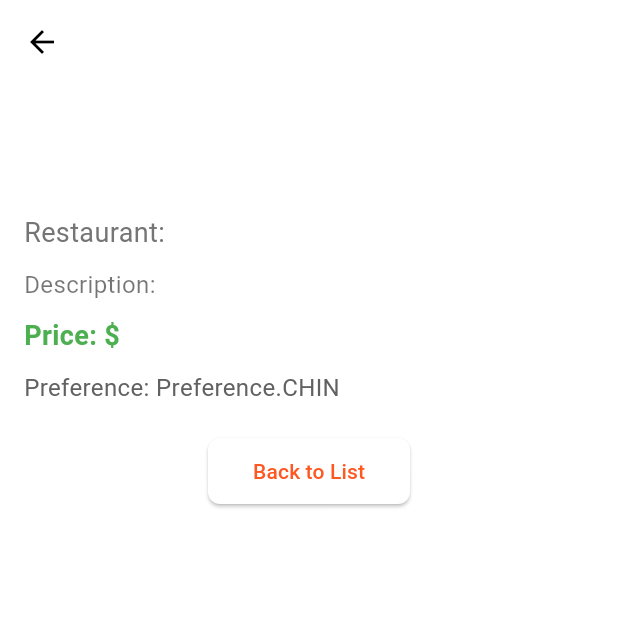
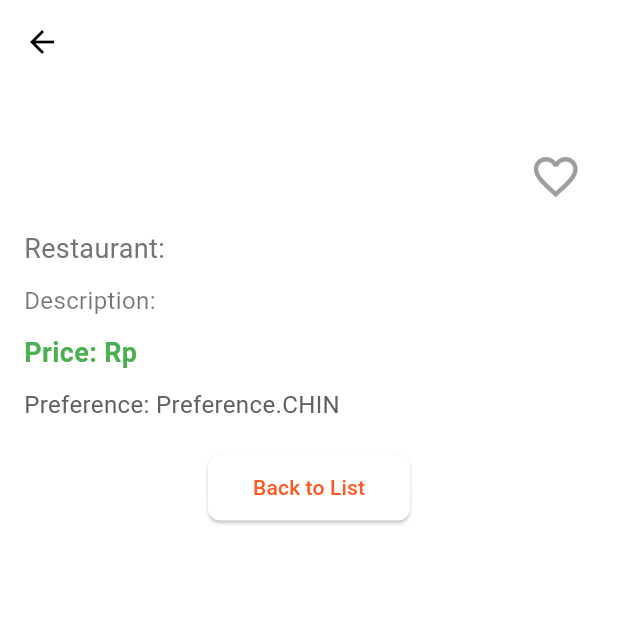
Before and after one commit to grup-1-pbp/mangan-yuk-mobile, a Flutter app: the FoodDetailPage screen opened directly with empty values, on a phone screen of 412 x 824 dp, the top half of it. Run offline on Flutter 3.47's test engine with Material 3 defaults, Android fonts, the phone set to English and light mode, and no system bars; missing offline and left inert: pbp_django_auth.

Commit message:
fitur bookmark

```diff
--- /dev/null
+++ b/lib/models/bookmark_model.dart
@@ -0,0 +1,42 @@
+import 'dart:convert';
+import 'package:mangan_yuk_mobile/models/food_entry.dart';
+
+class BookmarkModel {
+  String id;
+  FoodEntry food;
+  bool isBookmarked;
+
+  static List<FoodEntry> _bookmarkedFoods = [];
+
+  BookmarkModel({
+    required this.id,
+    required this.food,
+    this.isBookmarked = false,
+  });
+
+  // Existing JSON methods
+  factory BookmarkModel.fromJson(Map<String, dynamic> json) => BookmarkModel(
+        id: json["id"],
+        food: FoodEntry.fromJson(json["food"]),
+        isBookmarked: json["is_bookmarked"] ?? false,
+      );
+
+  Map<String, dynamic> toJson() => {
+        "id": id,
+        "food": food.toJson(),
+        "is_bookmarked": isBookmarked,
+      };
+
+  // Added BookmarkService methods
+  static List<FoodEntry> getBookmarkedFoods() {
+    return _bookmarkedFoods;
+  }
+
+  static void toggleBookmark(FoodEntry food) {
+    if (_bookmarkedFoods.contains(food)) {
+      _bookmarkedFoods.remove(food);
+    } else {
+      _bookmarkedFoods.add(food);
+    }
+  }
+}
--- a/lib/models/food_entry.dart
+++ b/lib/models/food_entry.dart
@@ -1,12 +1,10 @@
-// To parse this JSON data, do
-//
-//     final FoodEntry = FoodEntryFromJson(jsonString);
-
 import 'dart:convert';
 
-List<FoodEntry> FoodEntryFromJson(String str) => List<FoodEntry>.from(json.decode(str).map((x) => FoodEntry.fromJson(x)));
+List<FoodEntry> FoodEntryFromJson(String str) =>
+    List<FoodEntry>.from(json.decode(str).map((x) => FoodEntry.fromJson(x)));
 
-String FoodEntryToJson(List<FoodEntry> data) => json.encode(List<dynamic>.from(data.map((x) => x.toJson())));
+String FoodEntryToJson(List<FoodEntry> data) =>
+    json.encode(List<dynamic>.from(data.map((x) => x.toJson())));
 
 class FoodEntry {
     String name;
@@ -16,6 +14,7 @@ class FoodEntry {
     Preference preference;
     String deskripsi;
     String imageUrl;
+    bool isBookmarked; // Tambahkan field ini
 
     FoodEntry({
         required this.name,
@@ -25,6 +24,7 @@ class FoodEntry {
         required this.preference,
         required this.deskripsi,
         required this.imageUrl,
+        this.isBookmarked = false, // Default value untuk field baru
     });
 
     factory FoodEntry.fromJson(Map<String, dynamic> json) => FoodEntry(
@@ -35,6 +35,7 @@ class FoodEntry {
         preference: preferenceValues.map[json["preference"]]!,
         deskripsi: json["deskripsi"],
         imageUrl: json["image_url"],
+        isBookmarked: json["is_bookmarked"] ?? false, // Menangani JSON dengan isBookmarked
     );
 
     Map<String, dynamic> toJson() => {
@@ -45,20 +46,12 @@ class FoodEntry {
         "preference": preferenceValues.reverse[preference],
         "deskripsi": deskripsi,
         "image_url": imageUrl,
+        "is_bookmarked": isBookmarked, // Menyertakan dalam serialisasi JSON
     };
 }
 
 enum Preference {
-    CHIN,
-    CHINESE,
-    INDIAN,
-    INDO,
-    INDONESIA,
-    JAPANESE,
-    JEPANG,
-    PREFERENCE_WESTERN,
-    WEST,
-    WESTERN
+    CHIN, CHINESE, INDIAN, INDO, INDONESIA, JAPANESE, JEPANG, PREFERENCE_WESTERN, WEST, WESTERN
 }
 
 final preferenceValues = EnumValues({
@@ -81,7 +74,7 @@ class EnumValues<T> {
     EnumValues(this.map);
 
     Map<T, String> get reverse {
-            reverseMap = map.map((k, v) => MapEntry(v, k));
-            return reverseMap;
+        reverseMap = map.map((k, v) => MapEntry(v, k));
+        return reverseMap;
     }
 }
--- a/lib/screens/artikel_detail_page.dart
+++ b/lib/screens/artikel_detail_page.dart
@@ -1,90 +1,87 @@
-import 'package:flutter/material.dart';
-import 'package:mangan_yuk_mobile/models/artikel_entry.dart';
+// To parse this JSON data, do
+//
+//     final FoodEntry = FoodEntryFromJson(jsonString);
 
-class ArtikelDetailPage extends StatelessWidget {
-  final ArtikelEntry artikel;
+import 'dart:convert';
 
-  const ArtikelDetailPage({super.key, required this.artikel});
+List<FoodEntry> FoodEntryFromJson(String str) => List<FoodEntry>.from(json.decode(str).map((x) => FoodEntry.fromJson(x)));
 
-  @override
-  Widget build(BuildContext context) {
-    return Scaffold(
-      appBar: AppBar(
-        title: Text(artikel.fields.judul),
-      ),
-      body: Padding(
-        padding: const EdgeInsets.all(16.0),
-        child: ListView(
-          children: [
-            // Gambar Makanan
-            if (artikel.fields.gambarUrl != null && artikel.fields.gambarUrl!.isNotEmpty)
-              Container(
-                height: 250,
-                decoration: BoxDecoration(
-                  borderRadius: BorderRadius.circular(12),
-                  boxShadow: [
-                    BoxShadow(
-                      color: Colors.black26,
-                      blurRadius: 8,
-                      offset: Offset(0, 4),
-                    ),
-                  ],
-                ),
-                child: ClipRRect(
-                  borderRadius: BorderRadius.circular(12),
-                  child: Image.network(
-                    artikel.fields.gambarUrl!,
-                    fit: BoxFit.cover,
-                    width: double.infinity,
-                  ),
-                ),
-              ),
-            const SizedBox(height: 20),
+String FoodEntryToJson(List<FoodEntry> data) => json.encode(List<dynamic>.from(data.map((x) => x.toJson())));
 
-            // Detail Nama Makanan
-            Text(
-              artikel.fields.judul,
-              style: const TextStyle(
-                fontSize: 28,
-                fontWeight: FontWeight.bold,
-                color: Colors.black87,
-              ),
-            ),
-            const SizedBox(height: 10),
+class FoodEntry {
+    String name;
+    String id;
+    String restaurant;
+    String price;
+    Preference preference;
+    String deskripsi;
+    String imageUrl;
 
+    FoodEntry({
+        required this.name,
+        required this.id,
+        required this.restaurant,
+        required this.price,
+        required this.preference,
+        required this.deskripsi,
+        required this.imageUrl,
+    });
 
+    factory FoodEntry.fromJson(Map<String, dynamic> json) => FoodEntry(
+        name: json["name"],
+        id: json["id"],
+        restaurant: json["restaurant"],
+        price: json["price"],
+        preference: preferenceValues.map[json["preference"]]!,
+        deskripsi: json["deskripsi"],
+        imageUrl: json["image_url"],
+    );
 
-            // isi Makanan
-            Text(
-              "Description: ${artikel.fields.isi}",
-              style: const TextStyle(
-                fontSize: 16,
-                color: Colors.black54,
-              ),
-            ),
-            const SizedBox(height: 10),
+    Map<String, dynamic> toJson() => {
+        "name": name,
+        "id": id,
+        "restaurant": restaurant,
+        "price": price,
+        "preference": preferenceValues.reverse[preference],
+        "deskripsi": deskripsi,
+        "image_url": imageUrl,
+    };
+}
 
+enum Preference {
+    CHIN,
+    CHINESE,
+    INDIAN,
+    INDO,
+    INDONESIA,
+    JAPANESE,
+    JEPANG,
+    PREFERENCE_WESTERN,
+    WEST,
+    WESTERN
+}
 
+final preferenceValues = EnumValues({
+    "Chin": Preference.CHIN,
+    "Chinese": Preference.CHINESE,
+    "Indian": Preference.INDIAN,
+    "Indo": Preference.INDO,
+    "Indonesia": Preference.INDONESIA,
+    "Japanese": Preference.JAPANESE,
+    "Jepang": Preference.JEPANG,
+    "western": Preference.PREFERENCE_WESTERN,
+    "West": Preference.WEST,
+    "Western": Preference.WESTERN
+});
 
-            // Tombol Kembali
-            Align(
-              alignment: Alignment.bottomCenter,
-              child: ElevatedButton(
-                onPressed: () {
-                  Navigator.pop(context);
-                },
-                child: const Text("Back to List"),
-                style: ElevatedButton.styleFrom(
-                  padding: const EdgeInsets.symmetric(horizontal: 30, vertical: 12),
-                  shape: RoundedRectangleBorder(
-                    borderRadius: BorderRadius.circular(8),
-                  ),
-                ),
-              ),
-            ),
-          ],
-        ),
-      ),
-    );
-  }
+class EnumValues<T> {
+    Map<String, T> map;
+    late Map<T, String> reverseMap;
+
+    EnumValues(this.map);
+
+    Map<T, String> get reverse {
+            reverseMap = map.map((k, v) => MapEntry(v, k));
+            return reverseMap;
+    }
 }
--- a/lib/screens/food_detail_page.dart
+++ b/lib/screens/food_detail_page.dart
@@ -1,23 +1,29 @@
 import 'package:flutter/material.dart';
 import 'package:mangan_yuk_mobile/models/food_entry.dart';
+import 'package:mangan_yuk_mobile/widgets/bookmark_button.dart';
+import 'package:mangan_yuk_mobile/models/bookmark_model.dart';
 
-class FoodDetailPage extends StatelessWidget {
+class FoodDetailPage extends StatefulWidget {
   final FoodEntry food;
 
   const FoodDetailPage({super.key, required this.food});
 
   @override
+  State<FoodDetailPage> createState() => _FoodDetailPageState();
+}
+
+class _FoodDetailPageState extends State<FoodDetailPage> {
+  @override
   Widget build(BuildContext context) {
     return Scaffold(
       appBar: AppBar(
-        title: Text(food.name),
+        title: Text(widget.food.name),
       ),
       body: Padding(
         padding: const EdgeInsets.all(16.0),
         child: ListView(
           children: [
-            // Gambar Makanan
-            if (food.imageUrl != null && food.imageUrl!.isNotEmpty)
+            if (widget.food.imageUrl != null && widget.food.imageUrl.isNotEmpty)
               Container(
                 height: 250,
                 decoration: BoxDecoration(
@@ -33,7 +39,7 @@ class FoodDetailPage extends StatelessWidget {
                 child: ClipRRect(
                   borderRadius: BorderRadius.circular(12),
                   child: Image.network(
-                    food.imageUrl!,
+                    widget.food.imageUrl,
                     fit: BoxFit.cover,
                     width: double.infinity,
                   ),
@@ -41,20 +47,35 @@ class FoodDetailPage extends StatelessWidget {
               ),
             const SizedBox(height: 20),
 
-            // Detail Nama Makanan
-            Text(
-              food.name,
-              style: const TextStyle(
-                fontSize: 28,
-                fontWeight: FontWeight.bold,
-                color: Colors.black87,
-              ),
+            Row(
+              mainAxisAlignment: MainAxisAlignment.spaceBetween,
+              children: [
+                Expanded(
+                  child: Text(
+                    widget.food.name,
+                    style: const TextStyle(
+                      fontSize: 28,
+                      fontWeight: FontWeight.bold,
+                      color: Colors.black87,
+                    ),
+                  ),
+                ),
+                BookmarkButton(
+                  foodId: widget.food.id,
+                  isBookmarked: widget.food.isBookmarked,
+                  onToggle: (isBookmarked) {
+                    setState(() {
+                      widget.food.isBookmarked = isBookmarked;
+                      BookmarkModel.toggleBookmark(widget.food);
+                    });
+                  },
+                ),
+              ],
             ),
             const SizedBox(height: 10),
 
-            // Restaurant
             Text(
-              "Restaurant: ${food.restaurant}",
+              "Restaurant: ${widget.food.restaurant}",
               style: TextStyle(
                 fontSize: 18,
                 color: Colors.grey[600],
@@ -62,9 +83,8 @@ class FoodDetailPage extends StatelessWidget {
             ),
             const SizedBox(height: 10),
 
-            // Deskripsi Makanan
             Text(
-              "Description: ${food.deskripsi}",
+              "Description: ${widget.food.deskripsi}",
               style: const TextStyle(
                 fontSize: 16,
                 color: Colors.black54,
@@ -72,9 +92,8 @@ class FoodDetailPage extends StatelessWidget {
             ),
             const SizedBox(height: 10),
 
-            // Price
             Text(
-              "Price: \$${food.price}",
+              "Price: Rp${widget.food.price}",
               style: const TextStyle(
                 fontSize: 18,
                 fontWeight: FontWeight.bold,
@@ -83,9 +102,8 @@ class FoodDetailPage extends StatelessWidget {
             ),
             const SizedBox(height: 10),
 
-            // Preference
             Text(
-              "Preference: ${food.preference}",
+              "Preference: ${widget.food.preference}",
               style: TextStyle(
                 fontSize: 16,
                 color: Colors.grey[700],
@@ -93,7 +111,6 @@ class FoodDetailPage extends StatelessWidget {
             ),
             const SizedBox(height: 20),
 
-            // Tombol Kembali
             Align(
               alignment: Alignment.bottomCenter,
               child: ElevatedButton(
--- a/lib/screens/menu.dart
+++ b/lib/screens/menu.dart
@@ -1,4 +1,5 @@
 import 'package:flutter/material.dart';
+import 'package:mangan_yuk_mobile/screens/list_foodentry.dart';
 import 'package:mangan_yuk_mobile/widgets/left_drawer.dart';
 import 'package:mangan_yuk_mobile/widgets/product_card.dart';
 import 'package:mangan_yuk_mobile/screens/foodentry_form.dart'; // Import the foodentry_form.dart page
@@ -24,7 +25,10 @@ class ItemCard extends StatelessWidget {
       child: InkWell(
         onTap: () {
           if (item.title == "Lihat Daftar Produk") {
-            // Navigate to product list
+            Navigator.push(
+              context,
+              MaterialPageRoute(builder: (context) => const FoodPage()),
+            );
           } else if (item.title == "Tambah Produk") {
             // Navigate to the food entry form page
             Navigator.push(
--- /dev/null
+++ b/lib/widgets/bookmark_button.dart
@@ -0,0 +1,47 @@
+import 'package:flutter/material.dart';
+
+class BookmarkButton extends StatefulWidget {
+  final String foodId;
+  final bool isBookmarked;
+  final Function(bool) onToggle;
+
+  const BookmarkButton({
+    Key? key,
+    required this.foodId,
+    required this.isBookmarked,
+    required this.onToggle,
+  }) : super(key: key);
+
+  @override
+  State<BookmarkButton> createState() => _BookmarkButtonState();
+}
+
+class _BookmarkButtonState extends State<BookmarkButton> {
+  late bool _isBookmarked;
+
+  @override
+  void initState() {
+    super.initState();
+    _isBookmarked = widget.isBookmarked;
+  }
+
+  @override
+  Widget build(BuildContext context) {
+    return Container(
+      alignment: Alignment.center,
+      child: IconButton(
+        icon: Icon(
+          _isBookmarked ? Icons.favorite : Icons.favorite_border,
+          color: _isBookmarked ? Colors.red : Colors.grey,
+          size: 35,
+        ),
+        onPressed: () {
+          setState(() {
+            _isBookmarked = !_isBookmarked;
+            widget.onToggle(_isBookmarked);
+          });
+        },
+      ),
+    );
+  }
+}
```
Also changed, not shown: lib/screens/bookmark_list_screen.dart (added, +98 -0 lines), lib/widgets/left_drawer.dart (+13 -0 lines), lib/models/artikel_entry.dart (line endings or trailing spaces), lib/screens/artikelentry_form.dart (line endings or trailing spaces), lib/screens/edit_artikel_form.dart (line endings or trailing spaces), lib/screens/edit_food_form.dart (line endings or trailing spaces), lib/screens/food_detail_page_seller.dart (line endings or trailing spaces), lib/screens/foodentry_form.dart (line endings or trailing spaces), lib/screens/list_artikelentry.dart (line endings or trailing spaces), lib/screens/list_foodentry.dart (line endings or trailing spaces), lib/screens/register.dart (line endings or trailing spaces).
